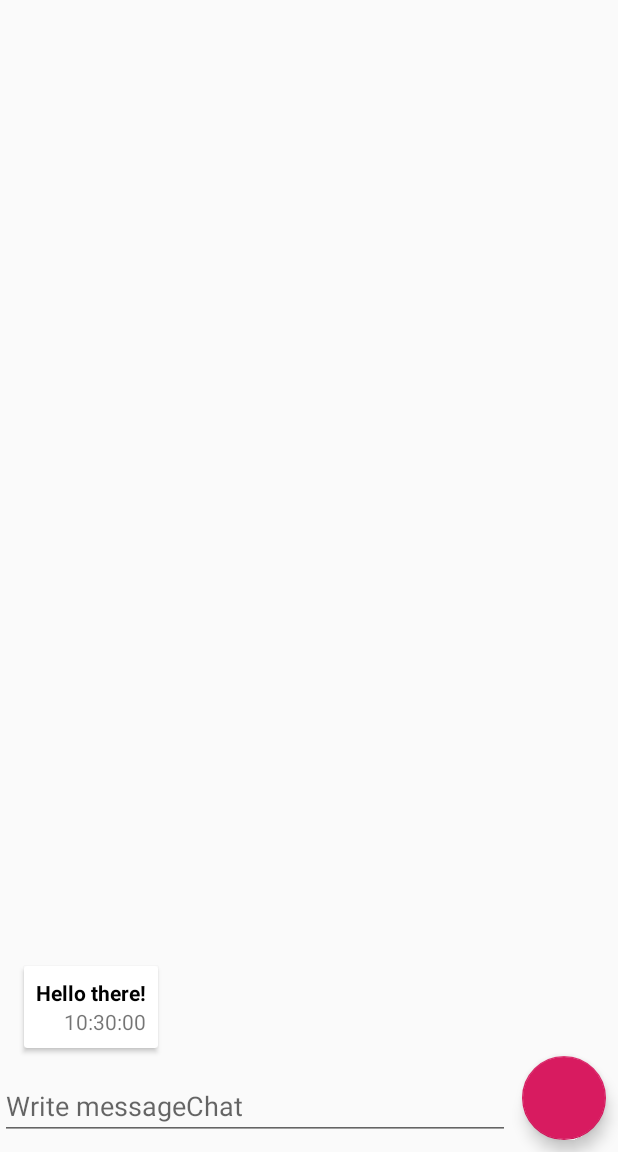
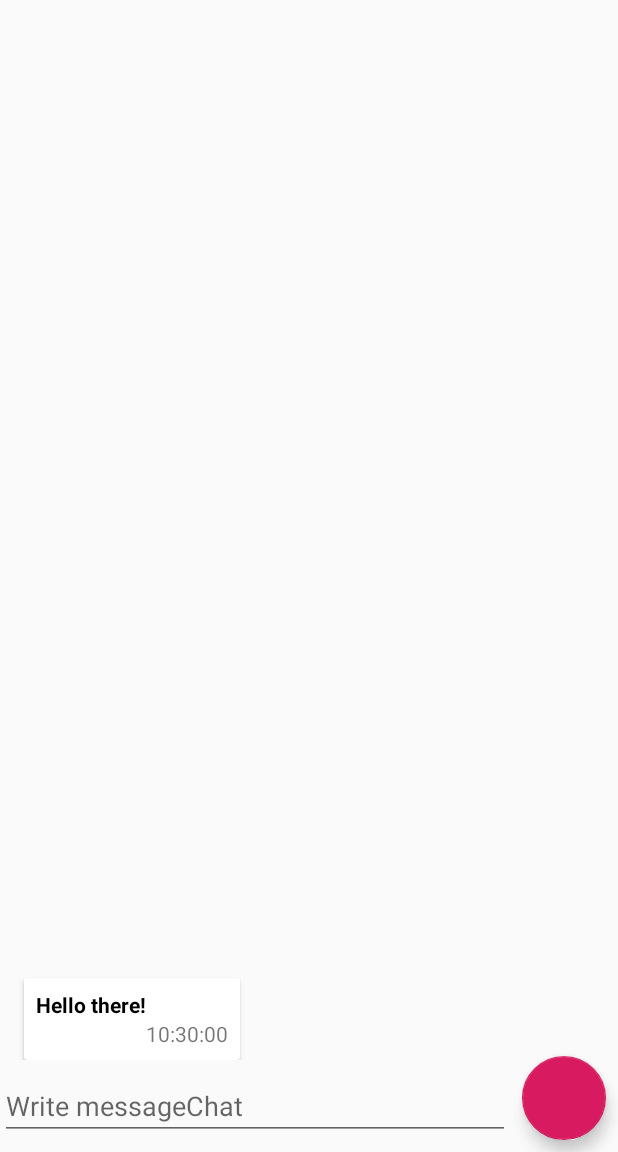
Before and after one commit to Rickpedrosa/botchatdemo, an Android app: the screen it shows after launch (MainActivity), on a phone screen of 412 x 824 dp, the part 84-1236 px from its top. Run offline under Robolectric (Android 15) with nearby library versions, the phone set to English and light mode, and no system bars; our stand-ins replace Room's generated code, data binding, navigation-ui; 1 statement that could not run was skipped.

Commit message:
BASEVIEWHOLDER VIEWTYPE IMPLEMENTED

```diff
--- a/app/src/main/java/com/example/ricardopedrosarecupandroid/base/BaseRecyclerViewAdapter.java
+++ b/app/src/main/java/com/example/ricardopedrosarecupandroid/base/BaseRecyclerViewAdapter.java
@@ -7,7 +7,7 @@ import java.util.List;
 
 //M for Model, VH for ViewHolder
 @SuppressWarnings("unused")
-public abstract class BaseRecyclerViewAdapter<M, VH extends RecyclerView.ViewHolder> extends RecyclerView.Adapter<VH> {
+public abstract class BaseRecyclerViewAdapter<M, VH extends BaseViewHolder<M>> extends RecyclerView.Adapter<VH> {
 
     private List<M> data = new ArrayList<>();
 
--- /dev/null
+++ b/app/src/main/java/com/example/ricardopedrosarecupandroid/base/BaseViewHolder.java
@@ -0,0 +1,16 @@
+package com.example.ricardopedrosarecupandroid.base;
+
+import android.view.View;
+
+import androidx.recyclerview.widget.RecyclerView;
+
+import com.example.ricardopedrosarecupandroid.data.local.entity.LiveChat;
+
+public abstract class BaseViewHolder<T> extends RecyclerView.ViewHolder {
+    public BaseViewHolder(View itemView) {
+        super(itemView);
+        //ButterKnife.bind(this, itemView);
+    }
+
+    public abstract void bind(T type);
+}
--- a/app/src/main/java/com/example/ricardopedrosarecupandroid/ui/fragment_main/MainFragmentViewAdapter.java
+++ b/app/src/main/java/com/example/ricardopedrosarecupandroid/ui/fragment_main/MainFragmentViewAdapter.java
@@ -2,24 +2,24 @@ package com.example.ricardopedrosarecupandroid.ui.fragment_main;
 
 import android.view.LayoutInflater;
 import android.view.ViewGroup;
-import android.widget.Toast;
 
 import androidx.annotation.NonNull;
 import androidx.databinding.DataBindingUtil;
-import androidx.recyclerview.widget.RecyclerView;
 
 import com.example.ricardopedrosarecupandroid.R;
 import com.example.ricardopedrosarecupandroid.base.BaseRecyclerViewAdapter;
+import com.example.ricardopedrosarecupandroid.base.BaseViewHolder;
 import com.example.ricardopedrosarecupandroid.data.local.entity.LiveChat;
-import com.example.ricardopedrosarecupandroid.databinding.MainChatItemBinding;
+import com.example.ricardopedrosarecupandroid.databinding.ChatItemBotBinding;
+import com.example.ricardopedrosarecupandroid.databinding.ChatItemUserBinding;
 import com.example.ricardopedrosarecupandroid.ui.main.MainActivityViewModel;
 
 public class MainFragmentViewAdapter extends BaseRecyclerViewAdapter<LiveChat,
-        MainFragmentViewAdapter.ViewHolder> {
+        BaseViewHolder<LiveChat>> {
 
     private MainActivityViewModel viewModel;
-    private static int BOT_TYPE = 0;
-    private static int USER_TYPE = 1;
+    private static final int BOT_TYPE = 0;
+    private static final int USER_TYPE = 1;
 
     MainFragmentViewAdapter(MainActivityViewModel viewModel) {
         this.viewModel = viewModel;
@@ -28,14 +28,22 @@ public class MainFragmentViewAdapter extends BaseRecyclerViewAdapter<LiveChat,
 
     @NonNull
     @Override
-    public MainFragmentViewAdapter.ViewHolder onCreateViewHolder(@NonNull ViewGroup parent, int viewType) {
-        return new ViewHolder(DataBindingUtil.inflate(LayoutInflater.from(parent.getContext()),
-                R.layout.main_chat_item, parent, false));
+    public BaseViewHolder<LiveChat> onCreateViewHolder(@NonNull ViewGroup parent, int viewType) {
+        switch (viewType) {
+            case BOT_TYPE:
+                return new BotViewHolder(DataBindingUtil.inflate(LayoutInflater.from(parent.getContext()),
+                        R.layout.chat_item_bot, parent, false));
+            case USER_TYPE:
+                return new UserViewHolder(DataBindingUtil.inflate(LayoutInflater.from(parent.getContext()),
+                        R.layout.chat_item_user, parent, false));
+            default:
+                throw new IllegalArgumentException("Invalid view type");
+        }
     }
 
     @Override
-    public void onBindViewHolder(@NonNull MainFragmentViewAdapter.ViewHolder holder, int position) {
-        holder.bind(getItem(holder.getAdapterPosition()));
+    public void onBindViewHolder(@NonNull BaseViewHolder<LiveChat> holder, int position) {
+        holder.bind(getItem(position));
     }
 
     @Override
@@ -47,45 +55,35 @@ public class MainFragmentViewAdapter extends BaseRecyclerViewAdapter<LiveChat,
         }
     }
 
-    class ViewHolder extends RecyclerView.ViewHolder {
+    class BotViewHolder extends BaseViewHolder<LiveChat> {
 
-        private MainChatItemBinding b;
+        private ChatItemBotBinding b;
 
-        ViewHolder(@NonNull MainChatItemBinding itemView) {
+        BotViewHolder(ChatItemBotBinding itemView) {
             super(itemView.getRoot());
             b = itemView;
-//            b.cardLayoutChat.setOnClickListener(v -> {
-//                if (!getItem(getAdapterPosition()).isFav()) {
-//                    viewModel.updateMessageLiveChat(new LiveChat(
-//                            getItem(getAdapterPosition()).getId(),
-//                            getItem(getAdapterPosition()).getValue(),
-//                            getItem(getAdapterPosition()).getBotOrUser(),
-//                            true,
-//                            getItem(getAdapterPosition()).getDate_hour()
-//                    ));
-//                    Toast.makeText(
-//                            itemView.getRoot().getContext(),
-//                            "Message " + String.valueOf(getItem(getAdapterPosition()).getId()) + " updated",
-//                            Toast.LENGTH_SHORT).show();
-//                }
-//            });
         }
 
-        void bind(LiveChat item) {
-            b.lblChatContent.setText(item.getValue());
-            b.lblChatDate.setText(item.getDate_hour());
+        @Override
+        public void bind(LiveChat type) {
+            b.lblChatContent.setText(type.getValue());
+            b.lblChatDate.setText(type.getDate_hour());
+        }
+    }
 
-            if (item.isFav()) {
-                b.imgFavLeft.setImageResource(R.drawable.ic_star_black_24dp);
-            } else {
-                b.imgFavLeft.setImageResource(android.R.color.transparent);
-            }
+    class UserViewHolder extends BaseViewHolder<LiveChat> {
 
-            if (item.getBotOrUser() == 1) {
-                b.cardLayoutChat.setCardBackgroundColor(0xff2ecc71);
-            } else {
-                b.cardLayoutChat.setCardBackgroundColor(0xFFFFFFFF);
-            }
+        private ChatItemUserBinding b;
+
+        UserViewHolder(ChatItemUserBinding itemView) {
+            super(itemView.getRoot());
+            b = itemView;
+        }
+
+        @Override
+        public void bind(LiveChat type) {
+            b.lblChatContent.setText(type.getValue());
+            b.lblChatDate.setText(type.getDate_hour());
         }
     }
 }
--- /dev/null
+++ b/app/src/main/res/layout/chat_item_bot.xml
@@ -0,0 +1,72 @@
+<?xml version="1.0" encoding="utf-8"?>
+<layout xmlns:android="http://schemas.android.com/apk/res/android"
+    xmlns:app="http://schemas.android.com/apk/res-auto"
+    xmlns:card_view="http://schemas.android.com/tools">
+
+    <data>
+
+    </data>
+
+    <androidx.constraintlayout.widget.ConstraintLayout
+        android:layout_width="match_parent"
+        android:layout_height="wrap_content">
+
+        <androidx.cardview.widget.CardView
+            android:id="@+id/cardLayoutChatBot"
+            android:layout_width="wrap_content"
+            android:layout_height="wrap_content"
+            android:layout_margin="8dp"
+            android:layout_marginTop="8dp"
+            android:padding="8dp"
+            app:cardBackgroundColor="#FFFFFF"
+            app:layout_constraintStart_toStartOf="parent"
+            app:layout_constraintTop_toTopOf="parent"
+            card_view:cardCornerRadius="5dp"
+            card_view:cardElevation="8dp"
+            card_view:cardPreventCornerOverlap="false"
+            card_view:cardUseCompatPadding="true">
+
+            <androidx.constraintlayout.widget.ConstraintLayout
+                android:id="@+id/innerConstraintChat"
+                android:layout_width="match_parent"
+                android:layout_height="wrap_content"
+                android:padding="8dp">
+
+                <TextView
+                    android:id="@+id/lbl_chat_content"
+                    android:layout_width="wrap_content"
+                    android:layout_height="wrap_content"
+                    android:textColor="#000000"
+                    android:textStyle="bold"
+                    app:layout_constraintTop_toTopOf="parent"
+                    app:layout_constraintEnd_toStartOf="@id/lbl_chat_date"
+                    card_view:layout_constraintStart_toStartOf="parent" />
+
+                <TextView
+                    android:id="@+id/lbl_chat_date"
+                    android:layout_width="wrap_content"
+                    android:layout_height="wrap_content"
+                    app:layout_constraintBottom_toBottomOf="parent"
+                    app:layout_constraintEnd_toEndOf="@id/img_fav_right"
+                    app:layout_constraintTop_toBottomOf="@id/lbl_chat_content" />
+
+                <ImageView
+                    android:id="@+id/img_fav_right"
+                    android:layout_width="wrap_content"
+                    android:layout_height="wrap_content"
+                    app:layout_constraintBottom_toBottomOf="parent"
+                    app:layout_constraintEnd_toEndOf="parent" />
+
+                <ImageView
+                    android:id="@+id/img_fav_left"
+                    android:layout_width="wrap_content"
+                    android:layout_height="wrap_content"
+                    app:layout_constraintBottom_toBottomOf="parent"
+                    app:layout_constraintEnd_toStartOf="@id/lbl_chat_date" />
+
+            </androidx.constraintlayout.widget.ConstraintLayout>
+
+        </androidx.cardview.widget.CardView>
+
+    </androidx.constraintlayout.widget.ConstraintLayout>
+</layout>
```
Also changed, not shown: app/src/main/res/layout/chat_item_user.xml (added, +72 -0 lines).
